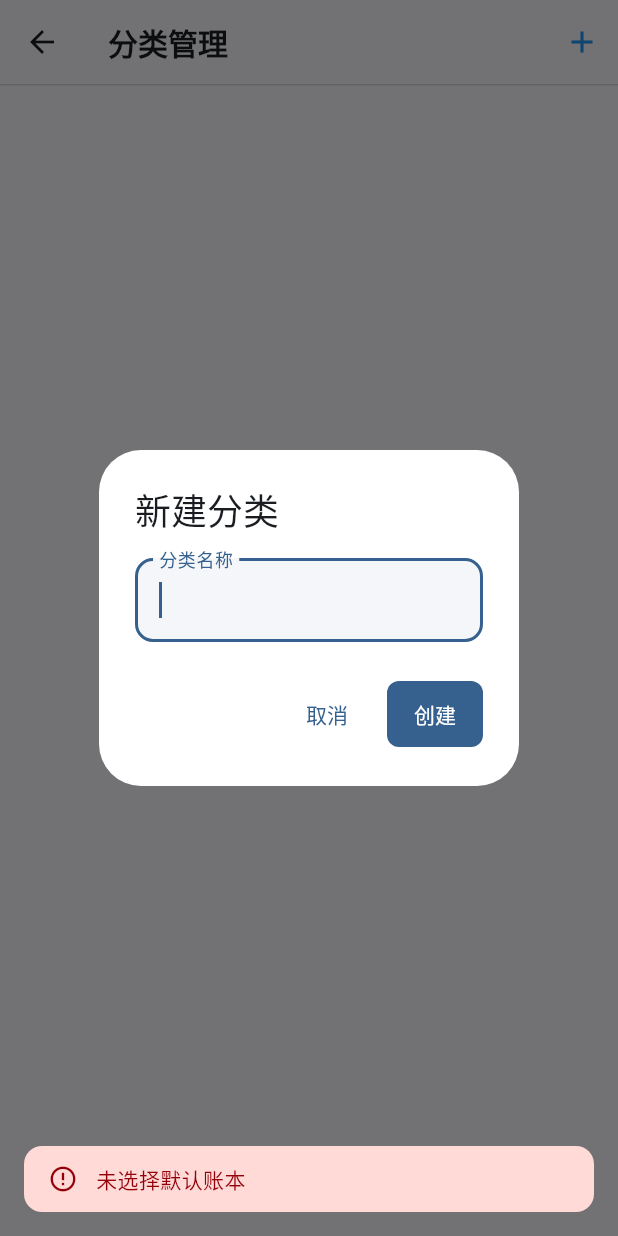
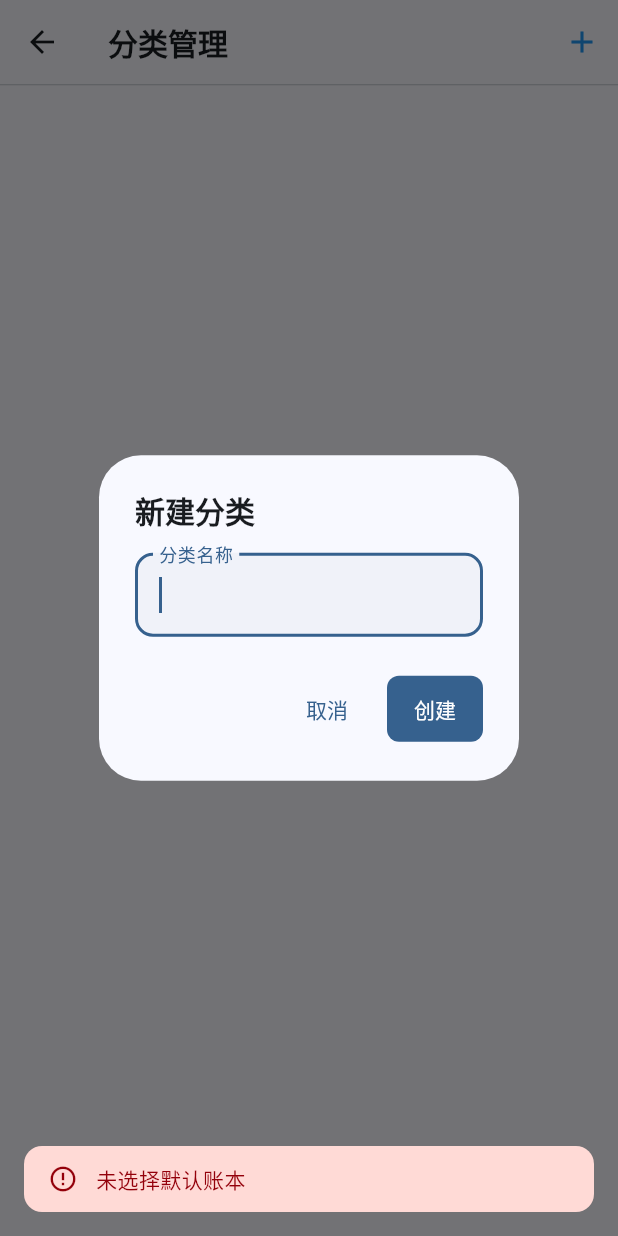
Before and after one commit to clssw1004/clsswjz-app, a Flutter app: the CategoryManagementPage screen opened directly, after a tap on the "add" icon, on a phone screen of 412 x 824 dp. Run offline on Flutter 3.47's test engine with Material 3 defaults, Android fonts, the phone set to English and light mode, and no system bars; our stand-ins replace dio, flutter_slidable, shared_preferences, sqflite_common_ffi; missing offline and left inert: universal_html; accounts and stored records are empty.

Commit message:
完善功能

```diff
--- a/lib/pages/settings/category_management_page.dart
+++ b/lib/pages/settings/category_management_page.dart
@@ -5,6 +5,9 @@ import '../../services/user_service.dart';
 import '../../utils/message_helper.dart';
 import '../../widgets/app_bar_factory.dart';
 import 'package:flutter_slidable/flutter_slidable.dart';
+import '../../widgets/dialog_factory.dart';
+import '../../widgets/list_item_card.dart';
+import '../../widgets/avatar_factory.dart';
 
 class CategoryManagementPage extends StatefulWidget {
   @override
@@ -97,61 +100,32 @@ class _CategoryManagementPageState extends State<CategoryManagementPage> {
     final theme = Theme.of(context);
     final colorScheme = theme.colorScheme;
 
-    return showDialog<String>(
+    return DialogFactory.showFormDialog<String>(
       context: context,
-      builder: (context) => AlertDialog(
-        surfaceTintColor: Colors.transparent,
-        shape: RoundedRectangleBorder(
-          borderRadius: BorderRadius.circular(28),
-        ),
-        title: Text(initialName == null ? '新建分类' : '编辑分类'),
+      title: initialName == null ? '新建分类' : '编辑分类',
       content: TextField(
         controller: controller,
         autofocus: true,
-          decoration: InputDecoration(
-            labelText: '分类名称',
-            filled: true,
-            fillColor: colorScheme.surfaceVariant.withOpacity(0.3),
-            border: OutlineInputBorder(
-              borderRadius: BorderRadius.circular(12),
-              borderSide: BorderSide.none,
-            ),
-            enabledBorder: OutlineInputBorder(
-              borderRadius: BorderRadius.circular(12),
-              borderSide: BorderSide.none,
-            ),
-            focusedBorder: OutlineInputBorder(
-              borderRadius: BorderRadius.circular(12),
-              borderSide: BorderSide(
-                color: colorScheme.primary,
-                width: 2,
+        decoration: DialogFactory.getInputDecoration(
+          context: context,
+          label: '分类名称',
         ),
       ),
-          ),
-        ),
-        actions: [
+      actions: <Widget>[
         TextButton(
           onPressed: () => Navigator.pop(context),
-            style: TextButton.styleFrom(
-              padding: EdgeInsets.symmetric(horizontal: 16, vertical: 12),
-              shape: RoundedRectangleBorder(
-                borderRadius: BorderRadius.circular(8),
-              ),
-            ),
+          style: DialogFactory.getDialogButtonStyle(context: context),
           child: Text('取消'),
         ),
         FilledButton(
           onPressed: () => Navigator.pop(context, controller.text.trim()),
-            style: FilledButton.styleFrom(
-              padding: EdgeInsets.symmetric(horizontal: 16, vertical: 12),
-              shape: RoundedRectangleBorder(
-                borderRadius: BorderRadius.circular(8),
-              ),
+          style: DialogFactory.getDialogButtonStyle(
+            context: context,
+            isPrimary: true,
           ),
           child: Text(initialName == null ? '创建' : '保存'),
         ),
       ],
-      ),
     );
   }
 
@@ -185,64 +159,25 @@ class _CategoryManagementPageState extends State<CategoryManagementPage> {
                   final category = _categories[index];
                   return Column(
                     children: [
-                      Slidable(
-                        endActionPane: ActionPane(
-                          motion: const ScrollMotion(),
-                          children: [
-                            SlidableAction(
-                              onPressed: (_) async {
+                      ListItemCard(
+                        title: category['name'],
+                        onTap: () async {
                           final newName = await _showNameDialog(
                             context,
                             category['name'],
                           );
                           if (newName != null && newName.isNotEmpty) {
-                                  await _updateCategory(
-                                      category['name'], newName);
+                            await _updateCategory(category['name'], newName);
                           }
                         },
-                              backgroundColor: colorScheme.primaryContainer,
-                              foregroundColor: colorScheme.onPrimaryContainer,
-                              icon: Icons.edit_outlined,
-                              label: '编辑',
-                            ),
-                          ],
-                        ),
-                        child: Card(
-                          elevation: 0,
-                          margin: EdgeInsets.zero,
-                          shape: RoundedRectangleBorder(
-                            borderRadius: BorderRadius.circular(12),
-                            side: BorderSide(
-                              color:
-                                  colorScheme.outlineVariant.withOpacity(0.5),
-                            ),
-                          ),
-                          child: ListTile(
-                            contentPadding: EdgeInsets.symmetric(
-                              horizontal: 16,
-                              vertical: 4,
-                            ),
-                            title: Text(
-                              category['name'],
-                              style: theme.textTheme.bodyLarge?.copyWith(
-                                color: colorScheme.onSurface,
-                              ),
-                            ),
-                            leading: CircleAvatar(
-                              backgroundColor: colorScheme.primaryContainer,
-                              child: Text(
-                                category['name'].substring(0, 1),
-                                style: theme.textTheme.titleMedium?.copyWith(
-                                  color: colorScheme.onPrimaryContainer,
-                                ),
-                              ),
+                        leading: AvatarFactory.buildCircleAvatar(
+                          context: context,
+                          text: category['name'],
                         ),
                         trailing: Icon(
-                              Icons.chevron_right,
+                          Icons.edit_outlined,
                           color: colorScheme.onSurfaceVariant,
                           size: 20,
-                            ),
-                          ),
                         ),
                       ),
                       if (!isLastItem) SizedBox(height: 8),
--- /dev/null
+++ b/lib/widgets/avatar_factory.dart
@@ -0,0 +1,23 @@
+import 'package:flutter/material.dart';
+
+class AvatarFactory {
+  static Widget buildCircleAvatar({
+    required BuildContext context,
+    required String text,
+    double size = 40,
+  }) {
+    final theme = Theme.of(context);
+    final colorScheme = theme.colorScheme;
+
+    return CircleAvatar(
+      radius: size / 2,
+      backgroundColor: colorScheme.primaryContainer,
+      child: Text(
+        text.substring(0, 1),
+        style: theme.textTheme.titleMedium?.copyWith(
+          color: colorScheme.onPrimaryContainer,
+        ),
+      ),
+    );
+  }
+}
--- /dev/null
+++ b/lib/widgets/dialog_factory.dart
@@ -0,0 +1,80 @@
+import 'package:flutter/material.dart';
+
+class DialogFactory {
+  static Future<T?> showFormDialog<T>({
+    required BuildContext context,
+    required String title,
+    required Widget content,
+    required List<Widget> actions,
+  }) {
+    final theme = Theme.of(context);
+    final colorScheme = theme.colorScheme;
+
+    return showDialog<T>(
+      context: context,
+      builder: (context) => AlertDialog(
+        surfaceTintColor: Colors.transparent,
+        backgroundColor: colorScheme.surface,
+        shape: RoundedRectangleBorder(
+          borderRadius: BorderRadius.circular(28),
+        ),
+        title: Text(
+          title,
+          style: theme.textTheme.titleLarge?.copyWith(
+            color: colorScheme.onSurface,
+          ),
+        ),
+        content: content,
+        actions: actions,
+      ),
+    );
+  }
+
+  static InputDecoration getInputDecoration({
+    required BuildContext context,
+    required String label,
+  }) {
+    final theme = Theme.of(context);
+    final colorScheme = theme.colorScheme;
+
+    return InputDecoration(
+      labelText: label,
+      filled: true,
+      fillColor: colorScheme.surfaceVariant.withOpacity(0.3),
+      border: OutlineInputBorder(
+        borderRadius: BorderRadius.circular(12),
+        borderSide: BorderSide.none,
+      ),
+      enabledBorder: OutlineInputBorder(
+        borderRadius: BorderRadius.circular(12),
+        borderSide: BorderSide.none,
+      ),
+      focusedBorder: OutlineInputBorder(
+        borderRadius: BorderRadius.circular(12),
+        borderSide: BorderSide(
+          color: colorScheme.primary,
+          width: 2,
+        ),
+      ),
+    );
+  }
+
+  static ButtonStyle getDialogButtonStyle({
+    required BuildContext context,
+    bool isPrimary = false,
+  }) {
+    return isPrimary
+        ? FilledButton.styleFrom(
+            padding: EdgeInsets.symmetric(horizontal: 16, vertical: 12),
+            shape: RoundedRectangleBorder(
+              borderRadius: BorderRadius.circular(8),
+            ),
+          )
+        : TextButton.styleFrom(
+            padding: EdgeInsets.symmetric(horizontal: 16, vertical: 12),
+            shape: RoundedRectangleBorder(
+              borderRadius: BorderRadius.circular(8),
+            ),
+          );
+  }
+}
```
Also changed, not shown: lib/pages/settings/shop_management_page.dart (added, +240 -0 lines), lib/pages/settings_page.dart (+14 -0 lines), lib/services/api_service.dart (+27 -0 lines), lib/widgets/list_item_card.dart (added, +51 -0 lines). Lines whose indentation alone changed are shown as unchanged.
